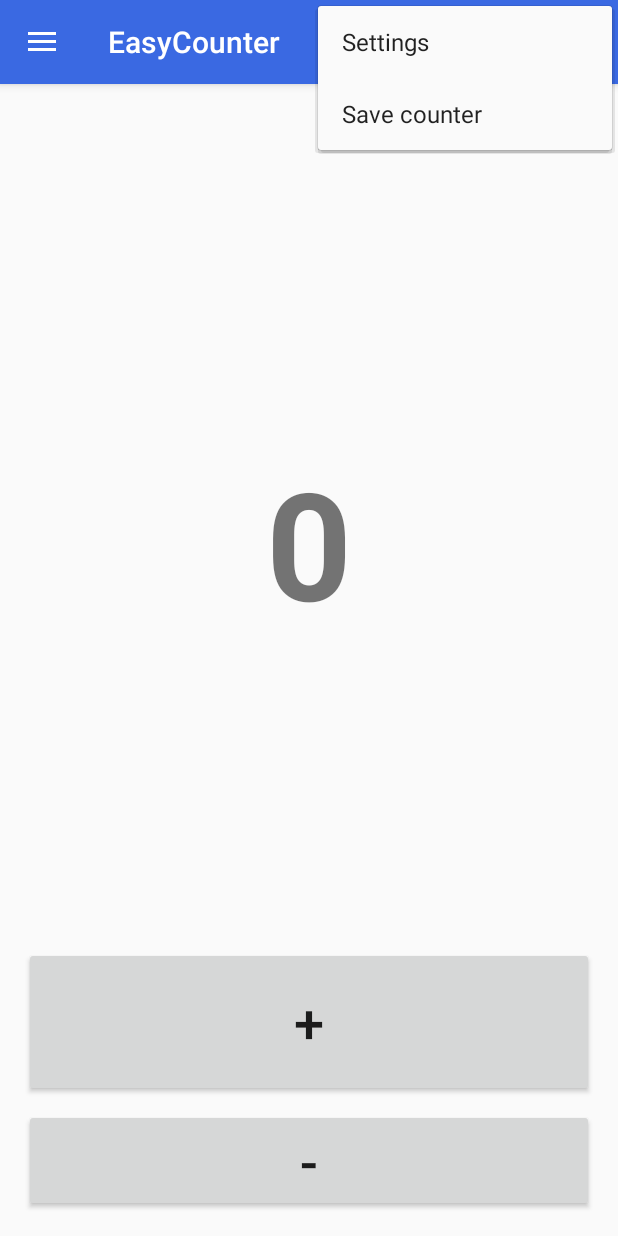
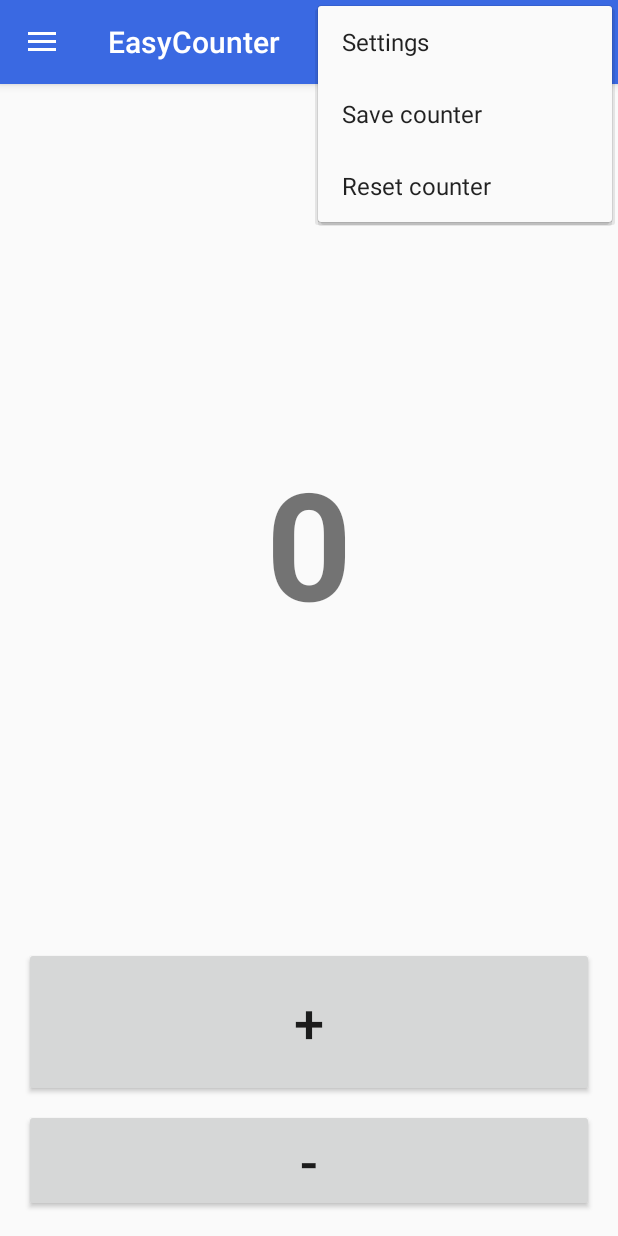
Before and after one commit to Diy2210/EasyCounterMaster, an Android app: the screen it shows after launch (MainActivity), with the options menu open, on a phone screen of 412 x 824 dp. Run offline under Robolectric (Android 15) with nearby library versions, the phone set to English and light mode, and no system bars.

Commit message:
add scroll to settings layout add dialog from recreate counter

```diff
--- a/app/src/main/java/com/example/diy2210/easycounter/NewCounterActivity.java
+++ b/app/src/main/java/com/example/diy2210/easycounter/NewCounterActivity.java
@@ -139,18 +139,19 @@
 //                    AlertRecreate();
 //                    break;
             }
-
         return false;
     }
 
     private void counterPlus() {
         counter++;
+//        int i = counter+step;
         valueTV.setText(String.valueOf(counter));
         getSharedPref();
     }
 
     private void counterMinus() {
         counter--;
+//        int i = counter-step;
         valueTV.setText(String.valueOf(counter));
         getSharedPref();
     }
@@ -186,7 +187,6 @@
                 counterPlus();
             }
         }
-
         return true;
     }
 
--- a/app/src/main/res/menu/main.xml
+++ b/app/src/main/res/menu/main.xml
@@ -11,4 +11,9 @@
         android:orderInCategory="101"
         android:title="@string/action_save"
         app:showAsAction="never" />
+    <item
+        android:id="@+id/action_reset"
+        android:orderInCategory="102"
+        android:title="@string/action_reset"
+        app:showAsAction="never" />
 </menu>
--- a/app/src/main/res/values/strings.xml
+++ b/app/src/main/res/values/strings.xml
@@ -5,11 +5,13 @@
     <string name="nav_header_desc">Navigation header</string>
     <string name="action_settings">Settings</string>
     <string name="action_save">Save counter</string>
+    <string name="action_reset">Reset counter</string>
 
     <!-- Alert Dialog Strings -->
     <string name="ok_button">Ok</string>
     <string name="cancel_button">Cancel</string>
     <string name="message_reset_value">You want to reset the value?</string>
+    <string name="message_reset_counter">You want to reset the counter?</string>
     <string name="message_delete_item_counter">Delete this counter?</string>
 
     <!-- Drawer Strings -->
```
Also changed, not shown: app/src/main/java/com/example/diy2210/easycounter/MainActivity.java (+26 -19 lines), app/src/main/res/layout/activity_settings.xml (+8 -2 lines).
